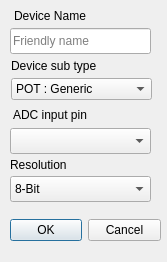
ezloteam/Ezlo_Pi, file ui-qt/dialog_config_adc.ui: the form before one commit.
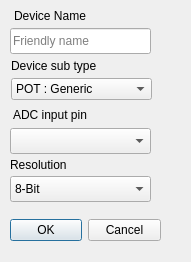
The form after the commit. Icons and pictures are not drawn.

Diff of the .ui file:
```diff
--- a/ui-qt/dialog_config_adc.ui
+++ b/ui-qt/dialog_config_adc.ui
@@ -6,7 +6,7 @@
    <rect>
     <x>0</x>
     <y>0</y>
-    <width>167</width>
+    <width>191</width>
     <height>262</height>
    </rect>
   </property>
```
